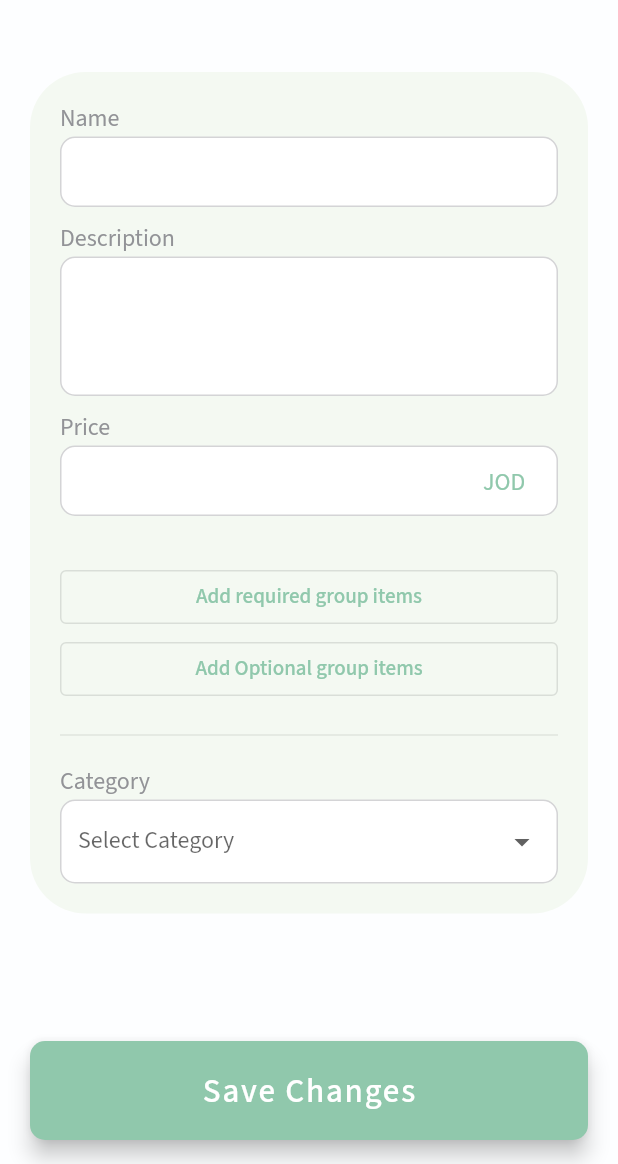
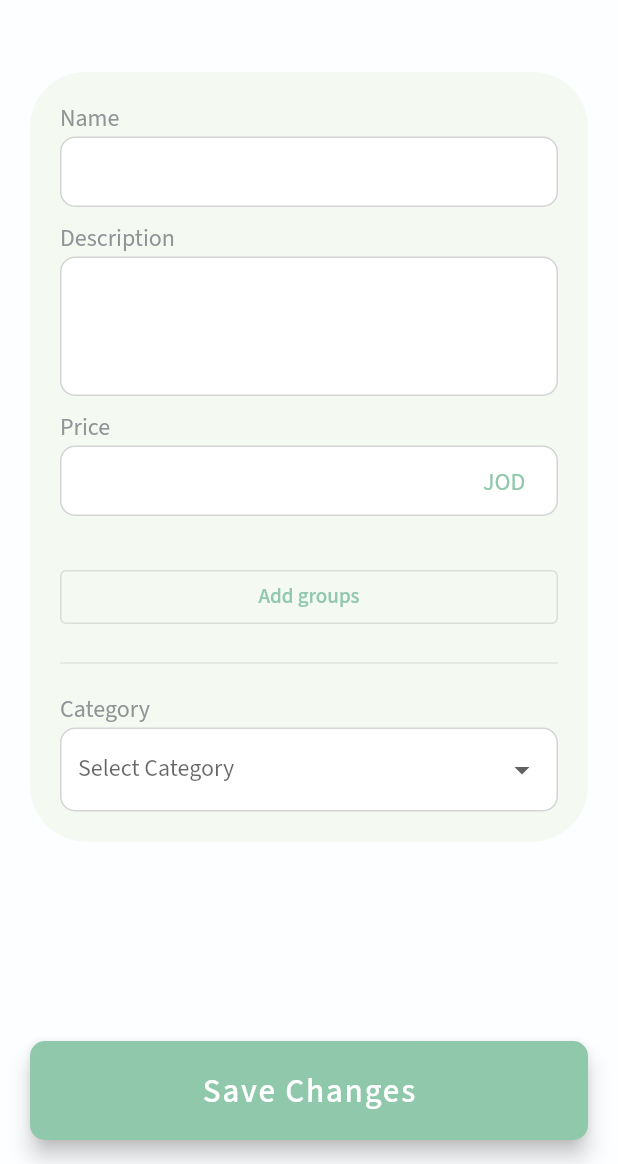
Before and after one commit to kawad852/bright_life_providers, a Flutter app: the CreateProductScreen screen opened directly, on a phone screen of 412 x 824 dp, the part 72-1236 px from its top. Run offline on Flutter 3.47's test engine with Material 2 defaults, Android fonts, the phone set to English and light mode, and no system bars; our stand-ins replace cached_network_image, cloud_firestore, dropdown_button2, firebase_core, firebase_ui_firestore, flutter_rating_bar and 8 more; missing offline and left inert: flutter_overlay_loader, flutterfire_ui; accounts and stored records are empty.

Commit message:
create product fix 5

```diff
--- a/lib/controllers/create_product_ctrl.dart
+++ b/lib/controllers/create_product_ctrl.dart
@@ -1,5 +1,5 @@
+import 'package:bright_life_providers/ui/screens/add_product/widgets/group_item_box.dart';
 import 'package:bright_life_providers/ui/screens/add_product/widgets/optional_box.dart';
-import 'package:bright_life_providers/ui/screens/add_product/widgets/required_box.dart';
 import 'package:flutter/material.dart';
 import 'package:get/get.dart';
 
@@ -10,7 +10,7 @@ class CreateProductCtrl extends GetxController {
   final requiredFields = [];
   final isOptionalFieldsShown = false.obs;
 
-  final requiredStateKeys = <GlobalKey<RequiredBoxState>>[].obs;
+  final requiredStateKeys = <GlobalKey<GroupItemBoxState>>[].obs;
   final optionalStateKeys = <GlobalKey<OptionalBoxState>>[].obs;
 
   void showRequiredFields(bool status) {
--- a/lib/translation/arabic.dart
+++ b/lib/translation/arabic.dart
@@ -1,3 +1,4 @@
+import 'package:bright_life_providers/utils/app_constants.dart';
 import 'package:bright_life_providers/utils/status.dart';
 
 const Map<String, String> ar = {
@@ -87,4 +88,12 @@ const Map<String, String> ar = {
   "Changes saved": "تم حفظ التغييرات",
   "Save": "حفظ",
   "Add": "إضافة",
+  "Click on the + button to add a group": "انقر على زر + لإضافة مجموعة",
+  kOptional: "إختاري",
+  kRequired: "مطلوب",
+  'You must fill in all fields or delete unwanted ones before leaving the page': 'يجب ملئ جميع الحقول او حذف غير المرغوب فيه قبل مغادرة الصفحة',
+  'You must fill in all fields or delete unwanted ones before adding a new group': 'يجب ملئ جميع الحقول او حذف غير المرغوب فيه قبل إضافة مجموعة جديدة',
+  'All fields must be filled before saving': 'يجب ملء جميع الحقول قبل الحفظ',
+  'Add groups': 'إضافة مجموعات',
+  'Title': 'العنوان',
 };
--- a/lib/translation/english.dart
+++ b/lib/translation/english.dart
@@ -1,3 +1,4 @@
+import 'package:bright_life_providers/utils/app_constants.dart';
 import 'package:bright_life_providers/utils/status.dart';
 
 const Map<String, String> en = {
@@ -88,4 +89,12 @@ const Map<String, String> en = {
   "Changes saved": "Changes saved",
   "Save": "Save",
   "Add": "Add",
+  "Click on the + button to add a group": "Click on the + button to add a group",
+  kOptional: "Optional",
+  kRequired: "Required",
+  'You must fill in all fields or delete unwanted ones before leaving the page': 'You must fill in all fields or delete unwanted ones before leaving the page',
+  'You must fill in all fields or delete unwanted ones before adding a new group': 'You must fill in all fields or delete unwanted ones before adding a new group',
+  'All fields must be filled before saving': 'All fields must be filled before saving',
+  'Add groups': 'Add groups',
+  'Title': 'Title',
 };
--- a/lib/ui/screens/add_product/add_product_screen.dart
+++ b/lib/ui/screens/add_product/add_product_screen.dart
@@ -1,7 +1,7 @@
 import 'package:bright_life_providers/controllers/add_product/add_product_ctrl.dart';
 import 'package:bright_life_providers/ui/screens/add_product/widgets/category_drop_down.dart';
+import 'package:bright_life_providers/ui/screens/add_product/widgets/group_item_box.dart';
 import 'package:bright_life_providers/ui/screens/add_product/widgets/optional_box.dart';
-import 'package:bright_life_providers/ui/screens/add_product/widgets/required_box.dart';
 import 'package:bright_life_providers/ui/screens/add_product/widgets/titled_field.dart';
 import 'package:bright_life_providers/ui/widgets/base_app_bar.dart';
 import 'package:bright_life_providers/ui/widgets/custom_text_field.dart';
@@ -10,7 +10,7 @@ import 'package:bright_life_providers/utils/base/colors.dart';
 import 'package:flutter/material.dart';
 import 'package:get/get.dart';
 
-final addSizeWidgetStateKeys = <GlobalKey<RequiredBoxState>>[GlobalKey()];
+final addSizeWidgetStateKeys = <GlobalKey<GroupItemBoxState>>[GlobalKey()];
 final addExtraWidgetStateKeys = <GlobalKey<OptionalBoxState>>[GlobalKey()];
 
 class AddProductScreen extends StatefulWidget {
--- a/lib/ui/screens/add_product/create_product_screen.dart
+++ b/lib/ui/screens/add_product/create_product_screen.dart
@@ -1,5 +1,5 @@
 import 'package:bright_life_providers/controllers/create_product_ctrl.dart';
-import 'package:bright_life_providers/ui/screens/add_product/required_groups_screen.dart';
+import 'package:bright_life_providers/ui/screens/add_product/groups_screen.dart';
 import 'package:bright_life_providers/ui/screens/add_product/widgets/category_drop_down.dart';
 import 'package:bright_life_providers/ui/screens/add_product/widgets/titled_field.dart';
 import 'package:bright_life_providers/ui/widgets/base_app_bar.dart';
@@ -159,15 +159,9 @@ class CreateProductScreenState extends State<CreateProductScreen> {
                   const SizedBox(height: 20),
                   OutlinedButton(
                     onPressed: () {
-                      Get.to(() => const RequiredGroupsScreen(type: kRequired));
+                      Get.to(() => const GroupsScreen(type: kRequired));
                     },
-                    child: Text("Add required group items".tr),
-                  ),
-                  OutlinedButton(
-                    onPressed: () {
-                      Get.to(() => const RequiredGroupsScreen(type: kOptional));
-                    },
-                    child: Text("Add Optional group items".tr),
+                    child: Text("Add groups".tr),
                   ),
                   const Divider(
                     height: 40.0,
--- a/lib/utils/app_constants.dart
+++ b/lib/utils/app_constants.dart
@@ -1,7 +1,7 @@
 import 'package:get/get.dart';
 
-const String kRequired = 'Required';
-const String kOptional = 'Optional';
+const String kRequired = 'required';
+const String kOptional = 'optional';
 
 class AppConstants {
   static const googleApiKey = 'AIzaSyDSPeDTWmjTol4rLhHw0fT9Nzrb7bAqs2M';
@@ -11,6 +11,10 @@ class AppConstants {
 
   static const introText = "Search the world's information, including webpages, images, videos and more. Google has many special features to help you find exactly what you're looking for.";
 
+  static final groupsAlertMessageLeavingPage = 'You must fill in all fields or delete unwanted ones before leaving the page'.tr;
+  static final groupsAlertMessageAddGroup = 'You must fill in all fields or delete unwanted ones before adding a new group'.tr;
+  static final groupsAlertMessageSave = 'All fields must be filled before saving'.tr;
+
   static const String facebookUrl = "https://www.facebook.com/Google/";
   static const String instagram = "https://www.instagram.com/google/";
   static const String twitterUrl = "https://twitter.com/Google?ref_src=twsrc%5Egoogle%7Ctwcamp%5Eserp%7Ctwgr%5Eauthor";
```
Also changed, not shown: lib/controllers/required_groups_ctrl.dart (+29 -25 lines), lib/ui/screens/add_product/groups_screen.dart (renamed from lib/ui/screens/add_product/required_groups_screen.dart, +43 -22 lines), lib/ui/screens/add_product/widgets/group_bubble.dart (renamed from lib/ui/screens/add_product/widgets/required_product_bubble.dart, +34 -41 lines), lib/ui/screens/add_product/widgets/group_item_box.dart (renamed from lib/ui/screens/add_product/widgets/required_box.dart, +12 -6 lines), lib/utils/shared.dart (+25 -0 lines).
